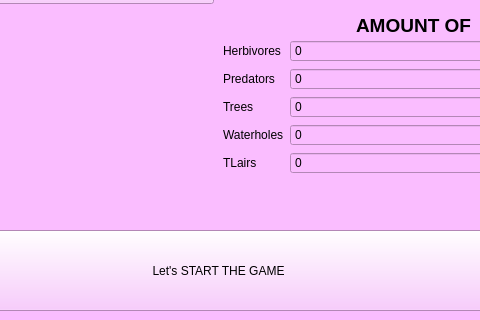
First picture: the form in src/init/init_ui.ui, repository m9rc1n/life, before the edit; both pictures show x 177 to 657 and y 280 to 600 of the 800 by 600 pixel window.
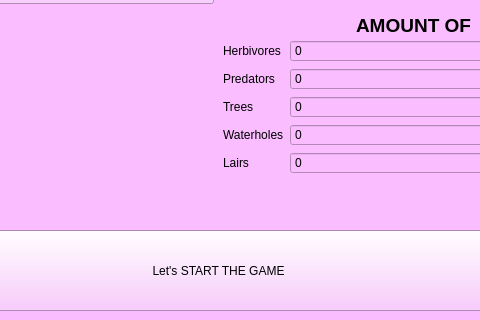
Second picture: the form after the edit.

Commit message: Amounty zrobione

What changed in the file:
```diff
--- a/src/init/init_ui.ui
+++ b/src/init/init_ui.ui
@@ -212,7 +212,7 @@
     <item row="4" column="0">
      <widget class="QLabel" name="label_11">
       <property name="text">
-       <string>TLairs</string>
+       <string>Lairs</string>
       </property>
      </widget>
     </item>
```
Left out of the diff: 2 changed lines with no effect on the pictures. The commit also changes 2 other files.
